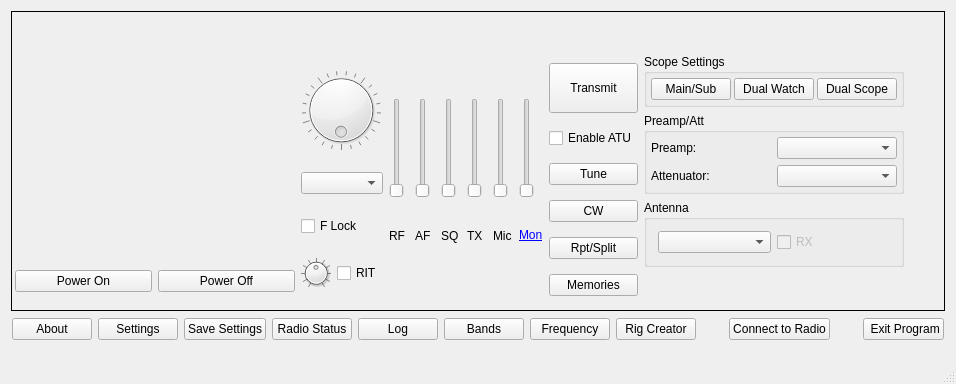
This is wfmain.ui in adecarolis/wfweb as Qt 5 draws it before an edit. The edited form follows.
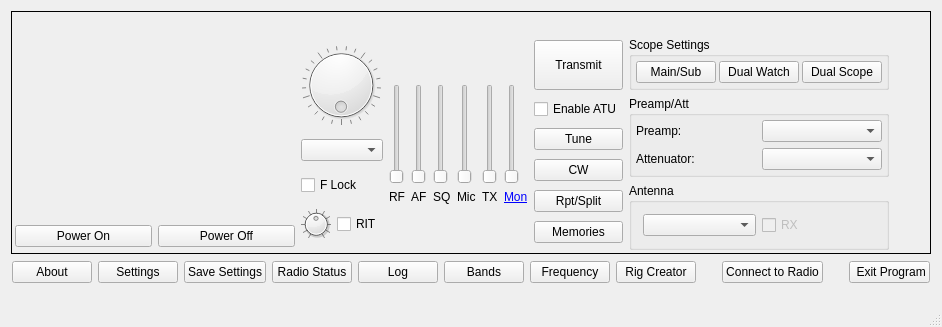
This is the edited form. Custom widgets are drawn as their Qt base class.

What changed in the file:
```diff
--- a/wfmain.ui
+++ b/wfmain.ui
@@ -6,8 +6,8 @@
    <rect>
     <x>0</x>
     <y>0</y>
-    <width>956</width>
-    <height>384</height>
+    <width>942</width>
+    <height>327</height>
    </rect>
   </property>
   <property name="acceptDrops">
@@ -296,26 +296,42 @@
           </layout>
          </item>
          <item>
-          <layout class="QVBoxLayout" name="verticalLayout_8">
-           <property name="rightMargin">
-            <number>0</number>
-           </property>
+          <layout class="QVBoxLayout" name="verticalLayout_4">
            <item>
-            <spacer name="verticalSpacer_17">
+            <spacer name="verticalSpacer_2">
              <property name="orientation">
               <enum>Qt::Vertical</enum>
              </property>
-             <property name="sizeType">
-              <enum>QSizePolicy::Fixed</enum>
-             </property>
              <property name="sizeHint" stdset="0">
               <size>
-               <width>0</width>
-               <height>20</height>
+               <width>20</width>
+               <height>40</height>
               </size>
              </property>
             </spacer>
            </item>
+           <item>
+            <layout class="QHBoxLayout" name="levelsHorizontalLayout">
+             <property name="spacing">
+              <number>6</number>
+             </property>
+             <property name="sizeConstraint">
+              <enum>QLayout::SetMinimumSize</enum>
+             </property>
+             <property name="topMargin">
+              <number>0</number>
+             </property>
+             <item>
+              <layout class="QVBoxLayout" name="rfVerticalLayout">
+               <property name="spacing">
+                <number>6</number>
+               </property>
+               <property name="sizeConstraint">
+                <enum>QLayout::SetDefaultConstraint</enum>
+               </property>
+               <property name="rightMargin">
+                <number>0</number>
+               </property>
            <item>
             <widget class="QSlider" name="rfGainSlider">
              <property name="sizePolicy">
@@ -355,6 +371,12 @@
            </item>
            <item>
             <widget class="QLabel" name="label_10">
+                 <property name="minimumSize">
+                  <size>
+                   <width>0</width>
+                   <height>0</height>
+                  </size>
+                 </property>
              <property name="maximumSize">
               <size>
                <width>16777215</width>
@@ -366,45 +388,13 @@
              </property>
             </widget>
            </item>
-           <item>
-            <spacer name="verticalSpacer_8">
-             <property name="orientation">
-              <enum>Qt::Vertical</enum>
-             </property>
-             <property name="sizeType">
-              <enum>QSizePolicy::Fixed</enum>
-             </property>
-             <property name="sizeHint" stdset="0">
-              <size>
-               <width>20</width>
-               <height>40</height>
-              </size>
-             </property>
-            </spacer>
-           </item>
           </layout>
          </item>
          <item>
-          <layout class="QVBoxLayout" name="verticalLayout_9">
+              <layout class="QVBoxLayout" name="afVerticalLayout">
            <property name="rightMargin">
             <number>0</number>
            </property>
-           <item>
-            <spacer name="verticalSpacer_18">
-             <property name="orientation">
-              <enum>Qt::Vertical</enum>
-             </property>
-             <property name="sizeType">
-              <enum>QSizePolicy::Fixed</enum>
-             </property>
-             <property name="sizeHint" stdset="0">
-              <size>
-               <width>20</width>
-               <height>20</height>
-              </size>
-             </property>
-            </spacer>
-           </item>
            <item>
             <widget class="QSlider" name="afGainSlider">
              <property name="sizePolicy">
@@ -455,45 +445,13 @@
              </property>
             </widget>
            </item>
-           <item>
-            <spacer name="verticalSpacer_9">
-             <property name="orientation">
-              <enum>Qt::Vertical</enum>
-             </property>
-             <property name="sizeType">
-              <enum>QSizePolicy::Fixed</enum>
-             </property>
-             <property name="sizeHint" stdset="0">
-              <size>
-               <width>20</width>
-               <height>40</height>
-              </size>
-             </property>
-            </spacer>
-           </item>
           </layout>
          </item>
          <item>
-          <layout class="QVBoxLayout" name="verticalLayout_10">
+              <layout class="QVBoxLayout" name="sqVerticalLayout">
            <property name="leftMargin">
             <number>0</number>
            </property>
-           <item>
-            <spacer name="verticalSpacer_19">
-             <property name="orientation">
-              <enum>Qt::Vertical</enum>
-             </property>
-             <property name="sizeType">
-              <enum>QSizePolicy::Fixed</enum>
-             </property>
-             <property name="sizeHint" stdset="0">
-              <size>
-               <width>20</width>
-               <height>20</height>
-              </size>
-             </property>
-            </spacer>
-           </item>
            <item>
             <widget class="QSlider" name="sqlSlider">
              <property name="sizePolicy">
@@ -544,134 +502,13 @@
              </property>
             </widget>
            </item>
-           <item>
-            <spacer name="verticalSpacer_10">
-             <property name="orientation">
-              <enum>Qt::Vertical</enum>
-             </property>
-             <property name="sizeType">
-              <enum>QSizePolicy::Fixed</enum>
-             </property>
-             <property name="sizeHint" stdset="0">
-              <size>
-               <width>20</width>
-               <height>40</height>
-              </size>
-             </property>
-            </spacer>
-           </item>
           </layout>
          </item>
          <item>
-          <layout class="QVBoxLayout" name="verticalLayout_12">
-           <property name="rightMargin">
-            <number>0</number>
-           </property>
-           <item>
-            <spacer name="verticalSpacer_20">
-             <property name="orientation">
-              <enum>Qt::Vertical</enum>
-             </property>
-             <property name="sizeType">
-              <enum>QSizePolicy::Fixed</enum>
-             </property>
-             <property name="sizeHint" stdset="0">
-              <size>
-               <width>20</width>
-               <height>20</height>
-              </size>
-             </property>
-            </spacer>
-           </item>
-           <item>
-            <widget class="QSlider" name="txPowerSlider">
-             <property name="sizePolicy">
-              <sizepolicy hsizetype="Fixed" vsizetype="Fixed">
-               <horstretch>0</horstretch>
-               <verstretch>0</verstretch>
-              </sizepolicy>
-             </property>
-             <property name="minimumSize">
-              <size>
-               <width>0</width>
-               <height>100</height>
-              </size>
-             </property>
-             <property name="maximumSize">
-              <size>
-               <width>16777215</width>
-               <height>16777215</height>
-              </size>
-             </property>
-             <property name="toolTip">
-              <string>Transmit Power</string>
-             </property>
-             <property name="accessibleName">
-              <string>Transmit Power</string>
-             </property>
-             <property name="accessibleDescription">
-              <string>Transmit power level</string>
-             </property>
-             <property name="maximum">
-              <number>255</number>
-             </property>
-             <property name="orientation">
-              <enum>Qt::Vertical</enum>
-             </property>
-            </widget>
-           </item>
-           <item>
-            <widget class="QLabel" name="label_23">
-             <property name="maximumSize">
-              <size>
-               <width>16777215</width>
-               <height>15</height>
-              </size>
-             </property>
-             <property name="text">
-              <string>TX</string>
-             </property>
-            </widget>
-           </item>
-           <item>
-            <spacer name="verticalSpacer_11">
-             <property name="orientation">
-              <enum>Qt::Vertical</enum>
-             </property>
-             <property name="sizeType">
-              <enum>QSizePolicy::Fixed</enum>
-             </property>
-             <property name="sizeHint" stdset="0">
-              <size>
-               <width>20</width>
-               <height>40</height>
-              </size>
-             </property>
-            </spacer>
-           </item>
-          </layout>
-         </item>
-         <item>
-          <layout class="QVBoxLayout" name="verticalLayout_13">
+              <layout class="QVBoxLayout" name="micVerticalLayout">
            <property name="leftMargin">
             <number>0</number>
            </property>
-           <item>
-            <spacer name="verticalSpacer_21">
-             <property name="orientation">
-              <enum>Qt::Vertical</enum>
-             </property>
-             <property name="sizeType">
-              <enum>QSizePolicy::Fixed</enum>
-             </property>
-             <property name="sizeHint" stdset="0">
-              <size>
-               <width>20</width>
-               <height>20</height>
-              </size>
-             </property>
-            </spacer>
-           </item>
            <item>
             <widget class="QSlider" name="micGainSlider">
              <property name="sizePolicy">
@@ -722,42 +559,67 @@
              </property>
             </widget>
            </item>
+              </layout>
+             </item>
            <item>
-            <spacer name="verticalSpacer_12">
-             <property name="orientation">
-              <enum>Qt::Vertical</enum>
-             </property>
-             <property name="sizeType">
-              <enum>QSizePolicy::Fixed</enum>
-             </property>
-             <property name="sizeHint" stdset="0">
+              <layout class="QVBoxLayout" name="txVerticalLayout">
+               <property name="rightMargin">
+                <number>0</number>
+               </property>
+               <item>
+                <widget class="QSlider" name="txPowerSlider">
+                 <property name="sizePolicy">
+                  <sizepolicy hsizetype="Fixed" vsizetype="Fixed">
+                   <horstretch>0</horstretch>
+                   <verstretch>0</verstretch>
+                  </sizepolicy>
+                 </property>
+                 <property name="minimumSize">
               <size>
-               <width>20</width>
-               <height>40</height>
-              </size>
-             </property>
-            </spacer>
-           </item>
-          </layout>
-         </item>
-         <item>
-          <layout class="QVBoxLayout" name="verticalLayout_29">
-           <item>
-            <spacer name="verticalSpacer_26">
+                   <width>0</width>
+                   <height>100</height>
+                  </size>
+                 </property>
+                 <property name="maximumSize">
+                  <size>
+                   <width>16777215</width>
+                   <height>16777215</height>
+                  </size>
+                 </property>
+                 <property name="toolTip">
+                  <string>Transmit Power</string>
+                 </property>
+                 <property name="accessibleName">
+                  <string>Transmit Power</string>
+                 </property>
+                 <property name="accessibleDescription">
+                  <string>Transmit power level</string>
+                 </property>
+                 <property name="maximum">
+                  <number>255</number>
+                 </property>
              <property name="orientation">
               <enum>Qt::Vertical</enum>
              </property>
-             <property name="sizeType">
-              <enum>QSizePolicy::Fixed</enum>
-             </property>
-             <property name="sizeHint" stdset="0">
+                </widget>
+               </item>
+               <item>
+                <widget class="QLabel" name="label_23">
+                 <property name="maximumSize">
               <size>
-               <width>20</width>
-               <height>20</height>
-              </size>
-             </property>
-            </spacer>
-           </item>
+                   <width>16777215</width>
+                   <height>15</height>
+                  </size>
+                 </property>
+                 <property name="text">
+                  <string>TX</string>
+                 </property>
+                </widget>
+               </item>
+              </layout>
+             </item>
+             <item>
+              <layout class="QVBoxLayout" name="monVerticalLayout">
            <item>
             <widget class="QSlider" name="monitorSlider">
              <property name="sizePolicy">
@@ -814,14 +676,15 @@
              </property>
             </widget>
            </item>
+              </layout>
+             </item>
+            </layout>
+           </item>
            <item>
             <spacer name="verticalSpacer">
              <property name="orientation">
               <enum>Qt::Vertical</enum>
              </property>
-             <property name="sizeType">
-              <enum>QSizePolicy::Fixed</enum>
-             </property>
              <property name="sizeHint" stdset="0">
               <size>
                <width>20</width>
@@ -1108,22 +971,6 @@
              </layout>
             </widget>
            </item>
-           <item>
-            <spacer name="verticalSpacer_2">
-             <property name="orientation">
-              <enum>Qt::Vertical</enum>
-             </property>
-             <property name="sizeType">
-              <enum>QSizePolicy::Minimum</enum>
-             </property>
-             <property name="sizeHint" stdset="0">
-              <size>
-               <width>20</width>
-               <height>40</height>
-              </size>
-             </property>
-            </spacer>
-           </item>
           </layout>
          </item>
          <item>
```
Left out of the diff: 4 changed lines with no effect on the pictures. Lines whose indentation alone changed are shown as unchanged.
